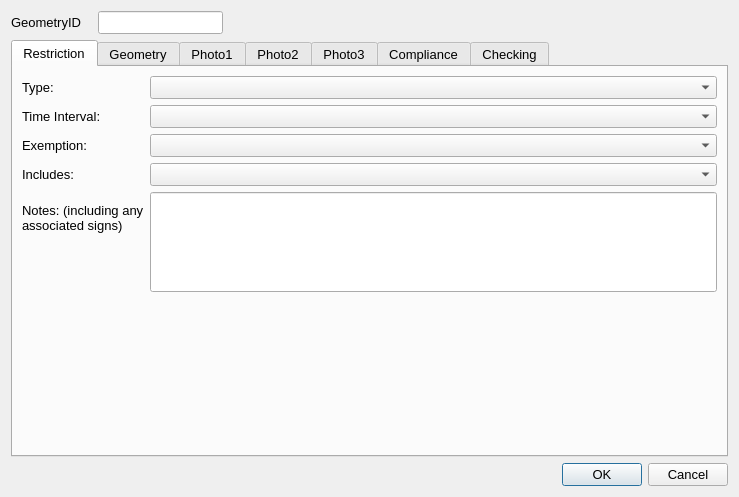
First picture: the form in ui/TurnRestrictions.ui, repository tlh22/demandForm, before the edit.
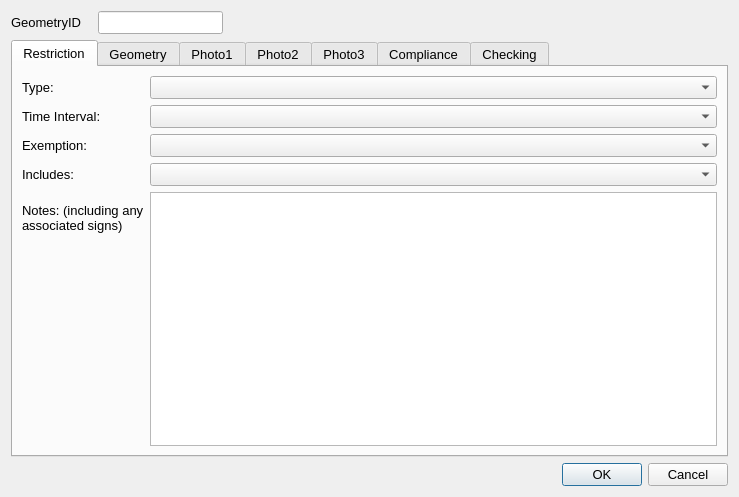
Second picture: the form after the edit. Icons and pictures are not drawn.

Diff of the .ui file:
```diff
--- a/ui/TurnRestrictions.ui
+++ b/ui/TurnRestrictions.ui
@@ -158,17 +158,7 @@
         </widget>
        </item>
        <item row="9" column="1">
-        <widget class="QLineEdit" name="Notes">
-         <property name="minimumSize">
-          <size>
-           <width>0</width>
-           <height>100</height>
-          </size>
-         </property>
-         <property name="alignment">
-          <set>Qt::AlignLeading|Qt::AlignLeft|Qt::AlignTop</set>
-         </property>
-        </widget>
+        <widget class="QTextEdit" name="Notes"/>
        </item>
       </layout>
      </widget>
```
